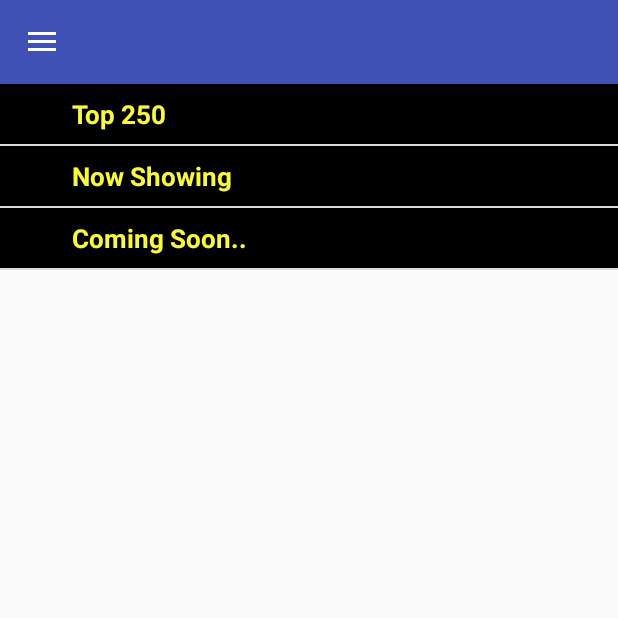
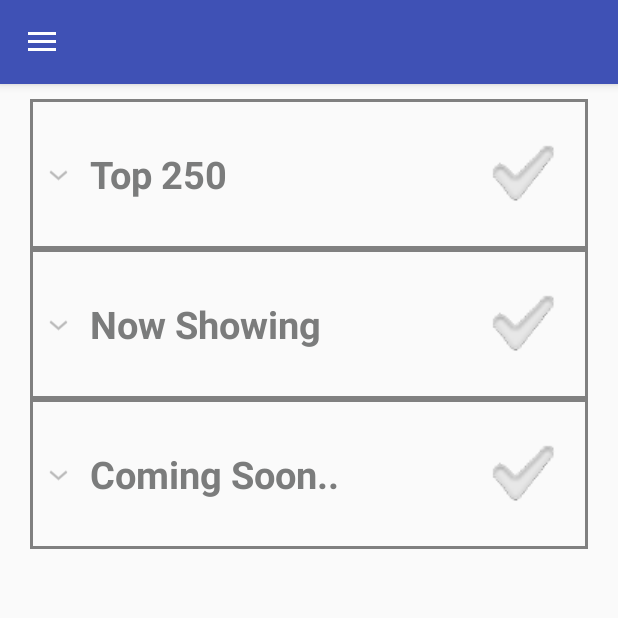
Before and after one commit to theRoughCode/FarmerSmart, an Android app: the screen it shows after launch (MainActivity), on a phone screen of 412 x 824 dp, the top half of it. Run offline under Robolectric (Android 15) with nearby library versions, the phone set to English and light mode, and no system bars.

Commit message:
Add expandablelist

```diff
--- /dev/null
+++ b/app/src/main/java/roughcode/farmersmart/AnimatedListViewWidget.kt
@@ -0,0 +1,5 @@
+package roughcode.farmersmart
+
+/**
+ * Created by Raphael on 12/2/2017.
+ */
--- a/app/src/main/java/roughcode/farmersmart/ExpandableListAdapter.kt
+++ b/app/src/main/java/roughcode/farmersmart/ExpandableListAdapter.kt
@@ -1,22 +1,23 @@
 package roughcode.farmersmart
+
+import android.content.Context
+import android.graphics.Typeface
+import android.util.Log
+import android.view.LayoutInflater
+import android.view.View
+import android.view.ViewGroup
+import android.widget.BaseExpandableListAdapter
+import android.widget.CheckedTextView
+import android.widget.TextView
+import java.util.HashMap
 
 /**
  * Created by Raphael on 12/2/2017.
  */
 
-import java.util.HashMap
-
-import android.content.Context
-import android.graphics.Typeface
-import android.view.LayoutInflater
-import android.view.View
-import android.view.ViewGroup
-import android.widget.BaseExpandableListAdapter
-import android.widget.TextView
-import kotlinx.android.synthetic.main.item_name.*
 
 class ExpandableListAdapter(private val _context: Context, private val _listDataHeader: List<String> // header titles
-                            , private val _listDataChild: HashMap<String, List<String>>) : BaseExpandableListAdapter() {
+                            ,private val _listDataChild: HashMap<String, List<String>>) : BaseExpandableListAdapter() {
 
     override fun getChild(groupPosition: Int, childPosititon: Int): Any {
         return this._listDataChild[this._listDataHeader[groupPosition]]!![childPosititon]
@@ -28,6 +29,7 @@ class ExpandableListAdapter(private val _context: Context, private val _listData
 
     override fun getChildView(groupPosition: Int, childPosition: Int,
                               isLastChild: Boolean, convertView: View?, parent: ViewGroup): View {
+
         var convertView = convertView
 
         val childText = getChild(groupPosition, childPosition) as String
@@ -35,17 +37,17 @@ class ExpandableListAdapter(private val _context: Context, private val _listData
         if (convertView == null) {
             val infalInflater = this._context
                     .getSystemService(Context.LAYOUT_INFLATER_SERVICE) as LayoutInflater
-            convertView = infalInflater.inflate(R.layout.item_name, null)
+            convertView = infalInflater.inflate(R.layout.item_details, null)
         }
 
-        val txtListChild = convertView!!.findViewById<View>(R.id.listGroup)!! as TextView
+        val txtListChild = convertView!!.findViewById<View>(R.id.listGroup) as TextView
 
         txtListChild.text = childText
         return convertView
     }
 
     override fun getChildrenCount(groupPosition: Int): Int {
-        return this._listDataChild[this._listDataHeader[groupPosition]]!!.size
+        return this._listDataChild[this._listDataHeader[groupPosition]]?.size!!
     }
 
     override fun getGroup(groupPosition: Int): Any {
@@ -70,9 +72,14 @@ class ExpandableListAdapter(private val _context: Context, private val _listData
             convertView = infalInflater.inflate(R.layout.item_name, null)
         }
 
-        val listHeader = convertView?.findViewById<View>(R.id.listHeader) as TextView
-        listHeader.setTypeface(null, Typeface.BOLD)
-        listHeader.text = headerTitle
+        val lblListHeader = convertView!!
+                .findViewById<View>(R.id.lblListHeader) as CheckedTextView
+        lblListHeader.setTypeface(null, Typeface.BOLD)
+        lblListHeader.text = headerTitle
+        lblListHeader.setOnClickListener({ _ ->
+            lblListHeader.isChecked = !lblListHeader.isChecked
+            lblListHeader.setCheckMarkDrawable(if (lblListHeader.isChecked) R.drawable.checked else R.drawable.unchecked)
+        })
 
         return convertView
     }
@@ -84,4 +91,5 @@ class ExpandableListAdapter(private val _context: Context, private val _listData
     override fun isChildSelectable(groupPosition: Int, childPosition: Int): Boolean {
         return true
     }
+
 }
--- a/app/src/main/java/roughcode/farmersmart/MainActivity.kt
+++ b/app/src/main/java/roughcode/farmersmart/MainActivity.kt
@@ -1,17 +1,18 @@
 package roughcode.farmersmart
 
 import android.os.Bundle
-import android.support.design.widget.Snackbar
 import android.support.design.widget.NavigationView
 import android.support.v4.view.GravityCompat
 import android.support.v7.app.ActionBarDrawerToggle
 import android.support.v7.app.AppCompatActivity
+import android.util.Log
 import android.view.Menu
 import android.view.MenuItem
+import android.view.View
+import android.widget.ExpandableListView
 import kotlinx.android.synthetic.main.activity_main.*
 import kotlinx.android.synthetic.main.app_bar_main.*
-import android.widget.ExpandableListView
-
+import kotlinx.android.synthetic.main.content_main.*
 
 
 class MainActivity : AppCompatActivity(), NavigationView.OnNavigationItemSelectedListener {
@@ -26,7 +27,7 @@ class MainActivity : AppCompatActivity(), NavigationView.OnNavigationItemSelecte
         setContentView(R.layout.activity_main)
 
         // get the listview
-        expListView = (findViewById(R.id.list) as? ExpandableListView)!!
+        expListView = list!!
 
         // preparing list data
         prepareListData()
@@ -34,7 +35,11 @@ class MainActivity : AppCompatActivity(), NavigationView.OnNavigationItemSelecte
         listAdapter = ExpandableListAdapter(this, listDataHeader, listDataChild)
 
         // setting list adapter
-        expListView!!.setAdapter(listAdapter);
+        expListView.setAdapter(listAdapter)
+        expListView.setOnChildClickListener { _, v, _, _, _ ->
+            Log.d("test", "123")
+            true
+        }
 
         val toggle = ActionBarDrawerToggle(
                 this, drawer_layout, toolbar, R.string.navigation_drawer_open, R.string.navigation_drawer_close)
--- /dev/null
+++ b/app/src/main/res/drawable/border.xml
@@ -0,0 +1,13 @@
+<?xml version="1.0" encoding="utf-8"?>
+
+<shape xmlns:android="http://schemas.android.com/apk/res/android"
+    android:padding="10dp"
+    android:shape="rectangle" >
+
+    <solid android:color="#00000000" />
+
+    <stroke
+        android:width="2dp"
+        android:color="#808080" />
+
+</shape>
--- a/app/src/main/res/layout/content_main.xml
+++ b/app/src/main/res/layout/content_main.xml
@@ -11,5 +11,10 @@
     <ExpandableListView
         android:id="@+id/list"
         android:layout_height="match_parent"
-        android:layout_width="match_parent"/>
+        android:layout_width="match_parent"
+        android:paddingLeft="20dp"
+        android:paddingRight="20dp"
+        android:divider="@null"
+        android:dividerHeight="0dp"
+        android:paddingTop="10dp" />
 </android.support.constraint.ConstraintLayout>
--- a/app/src/main/res/layout/item_name.xml
+++ b/app/src/main/res/layout/item_name.xml
@@ -3,16 +3,20 @@
     android:layout_width="fill_parent"
     android:layout_height="wrap_content"
     android:orientation="vertical"
-    android:padding="8dp"
-    android:background="#000000">
+    android:background="@drawable/border">
 
 
-    <TextView
-        android:id="@+id/listHeader"
+    <CheckedTextView
+        android:id="@+id/lblListHeader"
         android:layout_width="fill_parent"
-        android:layout_height="wrap_content"
-        android:paddingLeft="?android:attr/expandableListPreferredItemPaddingLeft"
-        android:textSize="17dp"
-        android:textColor="#f9f93d" />
+        android:layout_height="100dp"
+        android:checked="false"
+        android:textSize="25sp"
+        android:paddingLeft="40dp"
+        android:paddingRight="20dp"
+        android:checkMark="@drawable/unchecked"
+        android:focusable="false"
+        android:gravity="center_vertical"
+        android:textColor="#7b7c7c" />
 
 </LinearLayout>
```
Also changed, not shown: app/src/main/res/drawable/checked.png (added), app/src/main/res/drawable/unchecked.png (added).
